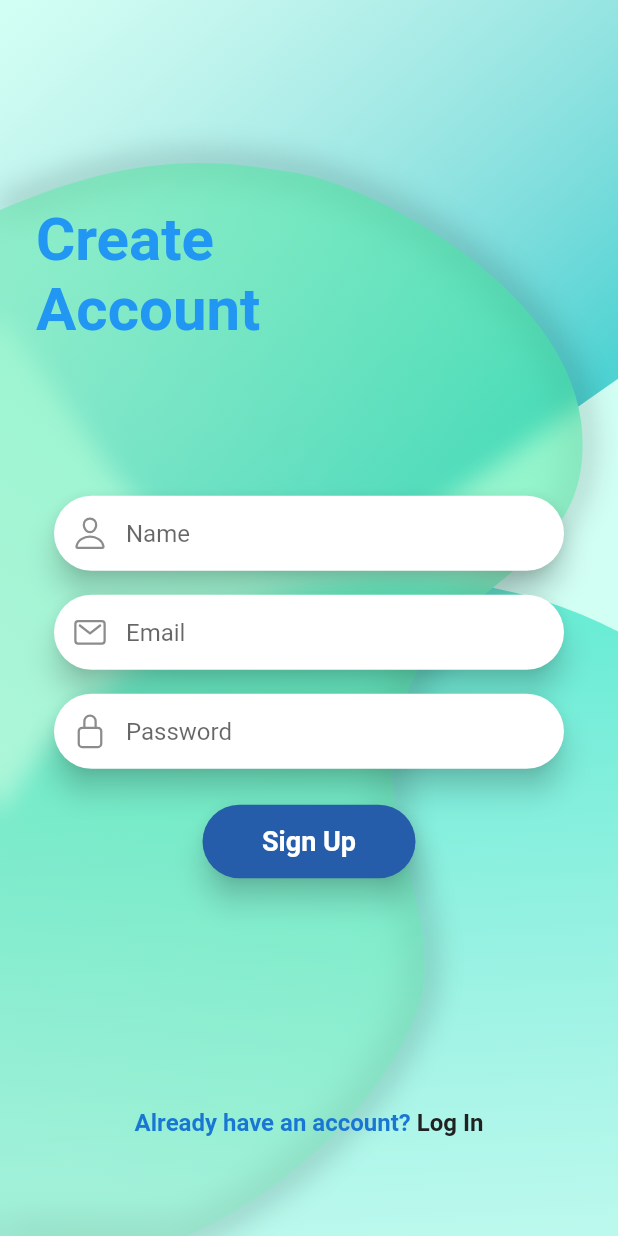
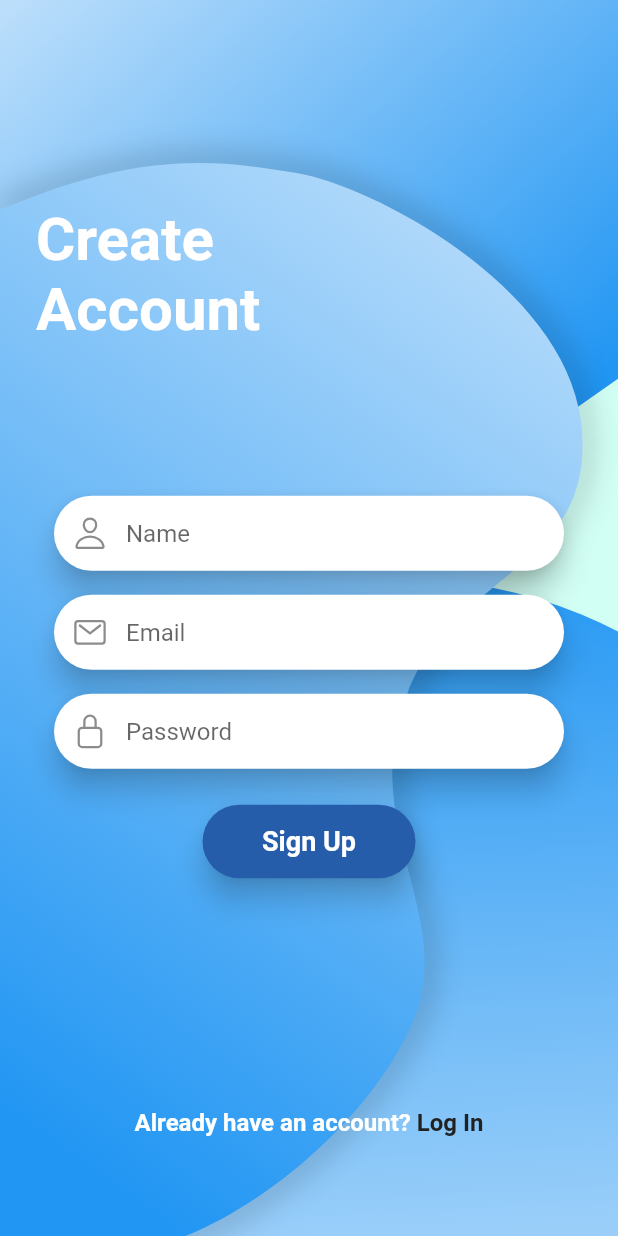
Before and after one commit to LionnelT/bank-app-ui, a Flutter app: the screen it shows after launch, on a phone screen of 412 x 824 dp. Run offline on Flutter 3.47's test engine with Material 2 defaults, Android fonts, the phone set to English and light mode, and no system bars; our stand-ins replace carousel_slider, device_preview, flutter_riverpod, flutter_svg, ionicons; Roboto replaces fonts that are missing (Montserrat).

Commit message:
ui fixes

```diff
--- a/lib/screens/login_screen/components/bottom_text.dart
+++ b/lib/screens/login_screen/components/bottom_text.dart
@@ -55,7 +55,7 @@ class _BottomTextState extends State<BottomText> {
                       ? 'Already have an account? '
                       : 'Don\'t have an account? ',
                   style: const TextStyle(
-                    color: kDarkPrimaryColor,
+                    color: kTextColor,
                     fontWeight: FontWeight.w600,
                   ),
                 ),
--- a/lib/screens/login_screen/components/center_widget/center_widget.dart
+++ b/lib/screens/login_screen/components/center_widget/center_widget.dart
@@ -1,5 +1,6 @@
 import 'dart:ui';
 
+import 'package:bank_app_ui/utils/assets.dart';
 import 'package:flutter/material.dart';
 
 import 'center_widget_clipper.dart';
@@ -73,13 +74,13 @@ class CenterWidget extends StatelessWidget {
           child: BackdropFilter(
             filter: ImageFilter.blur(sigmaX: 8, sigmaY: 8),
             child: Container(
-              decoration: const BoxDecoration(
+              decoration:  const BoxDecoration(
                 gradient: LinearGradient(
                   begin: Alignment(1, -0.6),
                   end: Alignment(-1, 0.8),
                   colors: [
-                    Color(0x803DE896),
-                    Color(0x4D76E3AE),
+                    kLightPrimaryColor,
+                    kPrimaryColor
                   ],
                 ),
               ),
--- a/lib/screens/login_screen/components/top_text.dart
+++ b/lib/screens/login_screen/components/top_text.dart
@@ -1,4 +1,5 @@
 import 'package:bank_app_ui/screens/login_screen/animations/change_screen_animation.dart';
+import 'package:bank_app_ui/utils/assets.dart';
 import 'package:bank_app_ui/utils/helper_functions.dart';
 import 'package:flutter/material.dart';
 
@@ -33,6 +34,7 @@ class _TopTextState extends State<TopText> {
             ? 'Create\nAccount'
             : 'Welcome\nBack',
         style: const TextStyle(
+          color: kTextColor,
           fontSize: 40,
           fontWeight: FontWeight.w600,
         ),
--- a/lib/screens/login_screen/login_screen.dart
+++ b/lib/screens/login_screen/login_screen.dart
@@ -1,5 +1,6 @@
 import 'package:bank_app_ui/screens/login_screen/components/center_widget/center_widget.dart';
 import 'package:bank_app_ui/screens/login_screen/components/login_content.dart';
+import 'package:bank_app_ui/utils/assets.dart';
 import 'package:flutter/material.dart';
 import 'dart:math' as math;
 
@@ -24,8 +25,8 @@ class _LoginScreenState extends State<LoginScreen> {
             begin: Alignment(-0.2, -0.8),
             end: Alignment.bottomCenter,
             colors: [
-              Color(0x007CBFCF),
-              Color(0xB316BFC4),
+              kLightPrimaryColor,
+              kPrimaryColor,
             ],
           ),
         ),
@@ -43,8 +44,8 @@ class _LoginScreenState extends State<LoginScreen> {
           begin: Alignment(0.6, -1.1),
           end: Alignment(0.7, 0.8),
           colors: [
-            Color(0xDB4BE8CC),
-            Color(0x005CDBCF),
+            kPrimaryColor,
+            kLightPrimaryColor,
           ],
         ),
       ),
--- a/lib/widgets/details_action_item.dart
+++ b/lib/widgets/details_action_item.dart
@@ -41,7 +41,7 @@ class DetailsAction extends StatelessWidget {
   Widget build(BuildContext context) {
     return Row(
       children: [
-        SvgPicture.asset(action.iconPath),
+        SvgPicture.asset(color: kSecondaryColor, action.iconPath),
         const SizedBox(width: 12),
         Expanded(
           child: Container(
@@ -49,7 +49,7 @@ class DetailsAction extends StatelessWidget {
             decoration: BoxDecoration(
               border: Border(
                 top: isFirst
-                    ?  const BorderSide(
+                    ? const BorderSide(
                         color: Colors.black12,
                         width: 1,
                       )
```
Also changed, not shown: lib/widgets/bottom_navbar.dart (+13 -5 lines), lib/widgets/details_sliver.dart (+10 -6 lines).
